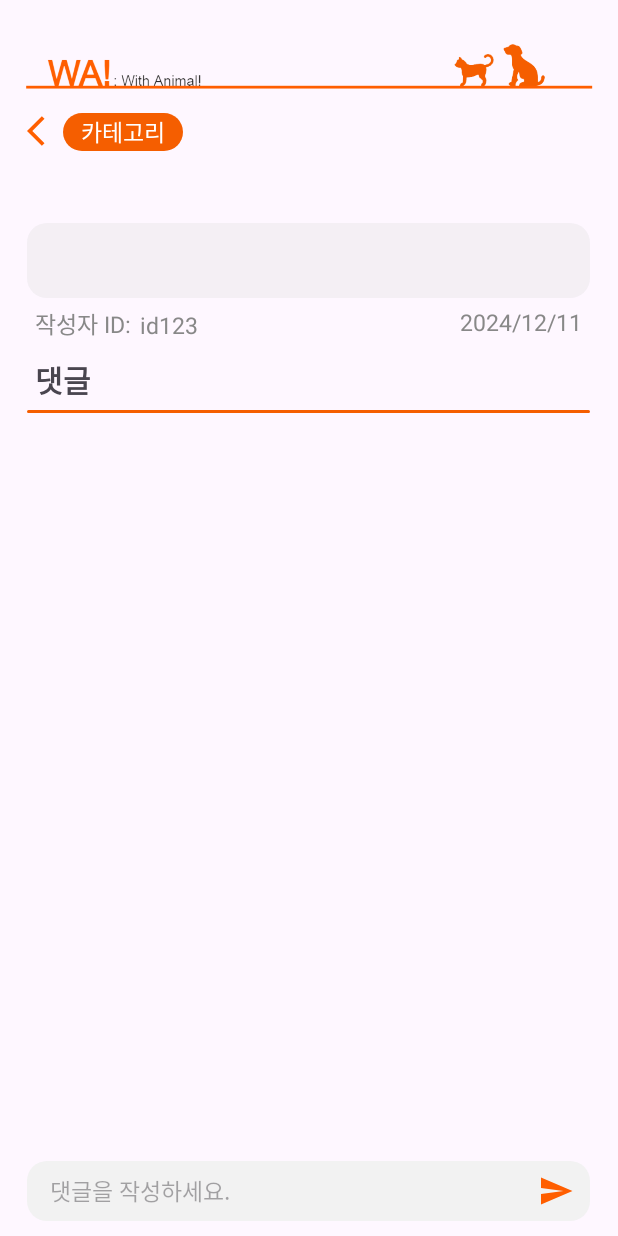
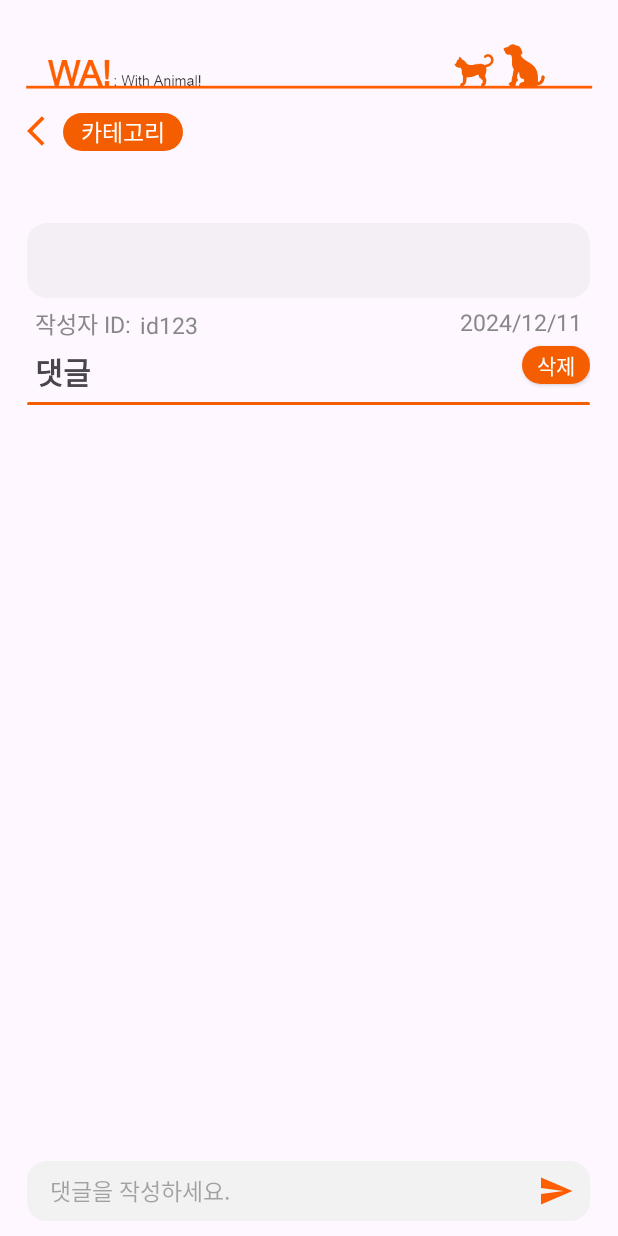
Before and after one commit to fkrlssh/With_Animal, an Android app: the BoardTextPageActivity screen opened directly, with no data from a screen before it, on a phone screen of 412 x 824 dp. Run offline under Robolectric (Android 15) with nearby library versions, the phone set to English and light mode, and no system bars.

Commit message:
실종 발견 알림팝업 추가, 게시판&실종 페이지 삭제 버튼 추가

```diff
--- a/app/src/main/res/layout/board_textpage.xml
+++ b/app/src/main/res/layout/board_textpage.xml
@@ -101,6 +101,27 @@
                             android:text="2024/01/01"
                             android:textColor="#888888"
                             android:textSize="15sp" />
+
+                        <TextView
+                            android:layout_width="375dp"
+                            android:layout_height="wrap_content"
+                            android:layout_below="@id/board_textpage_userid"
+                            android:layout_marginLeft="5dp"
+                            android:textSize="20sp"
+                            android:text="댓글"
+                            android:textStyle="bold"/>
+
+                        <!--글 삭제 버튼-->
+                        <android.widget.Button
+                            android:id="@+id/board_delete"
+                            android:layout_width="45dp"
+                            android:layout_height="25dp"
+                            android:text="삭제"
+                            android:textColor="@color/white"
+                            android:layout_alignParentRight="true"
+                            android:layout_below="@id/board_textpage_date"
+                            android:background="@drawable/orangebox"/>
+
                     </RelativeLayout>
 
                     <LinearLayout
@@ -108,16 +129,10 @@
                         android:layout_height="wrap_content"
                         android:orientation="vertical">
 
-                        <TextView
-                            android:layout_width="375dp"
-                            android:layout_height="wrap_content"
-                            android:layout_gravity="center_horizontal"
-                            android:padding="5dp"
-                            android:textSize="20sp"
-                            android:text="댓글"
-                            android:textStyle="bold"/>
+
 
                         <View
+                            android:layout_marginTop="5dp"
                             android:layout_width="375dp"
                             android:layout_height="2dp"
                             android:background="@drawable/orangebox"></View>
--- a/app/src/main/res/layout/missing_map.xml
+++ b/app/src/main/res/layout/missing_map.xml
@@ -7,7 +7,7 @@
             android:layout_width="match_parent"
             android:layout_height="match_parent" />
 
-        <Button
+        <android.widget.Button
             android:id="@+id/map_button"
             android:layout_width="wrap_content"
             android:layout_height="wrap_content"
@@ -15,5 +15,6 @@
             android:layout_centerHorizontal="true"
             android:layout_marginBottom="16dp"
             android:background="@drawable/orangebox"
-            android:text="확인" />
+            android:text="확인"
+            android:textColor="@color/white"/>
 </RelativeLayout>
```
Also changed, not shown: app/src/main/res/layout/missing_find.xml (+17 -0 lines), app/src/main/res/layout/missing_notification.xml (added, +69 -0 lines).
